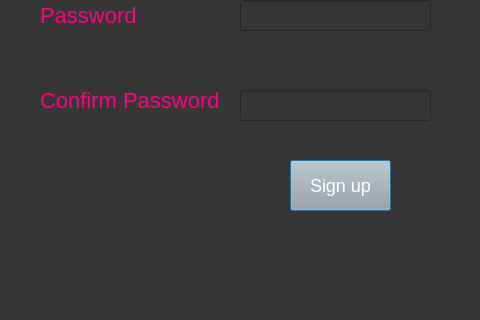
First picture: the form in Resource/createacc.ui, repository ayushkumar-25/Blood-Donation-Management-System, before the edit; both pictures show x 0 to 480 and y 300 to 620 of the 480 by 620 pixel window.
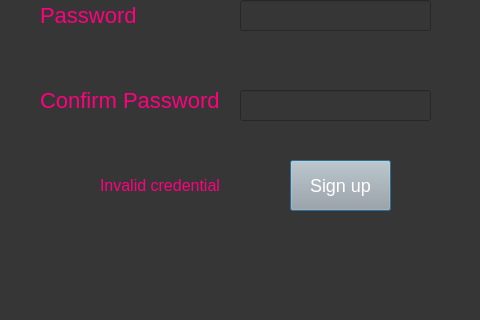
Second picture: the form after the edit.

```diff
--- a/Resource/createacc.ui
+++ b/Resource/createacc.ui
@@ -168,6 +168,22 @@
     <enum>QLineEdit::Normal</enum>
    </property>
   </widget>
+  <widget class="QLabel" name="invalid">
+   <property name="geometry">
+    <rect>
+     <x>100</x>
+     <y>470</y>
+     <width>141</width>
+     <height>31</height>
+    </rect>
+   </property>
+   <property name="styleSheet">
+    <string notr="true">color: rgb(255, 0, 127); font-size:16px</string>
+   </property>
+   <property name="text">
+    <string>Invalid credential</string>
+   </property>
+  </widget>
  </widget>
  <resources/>
  <connections/>
```
